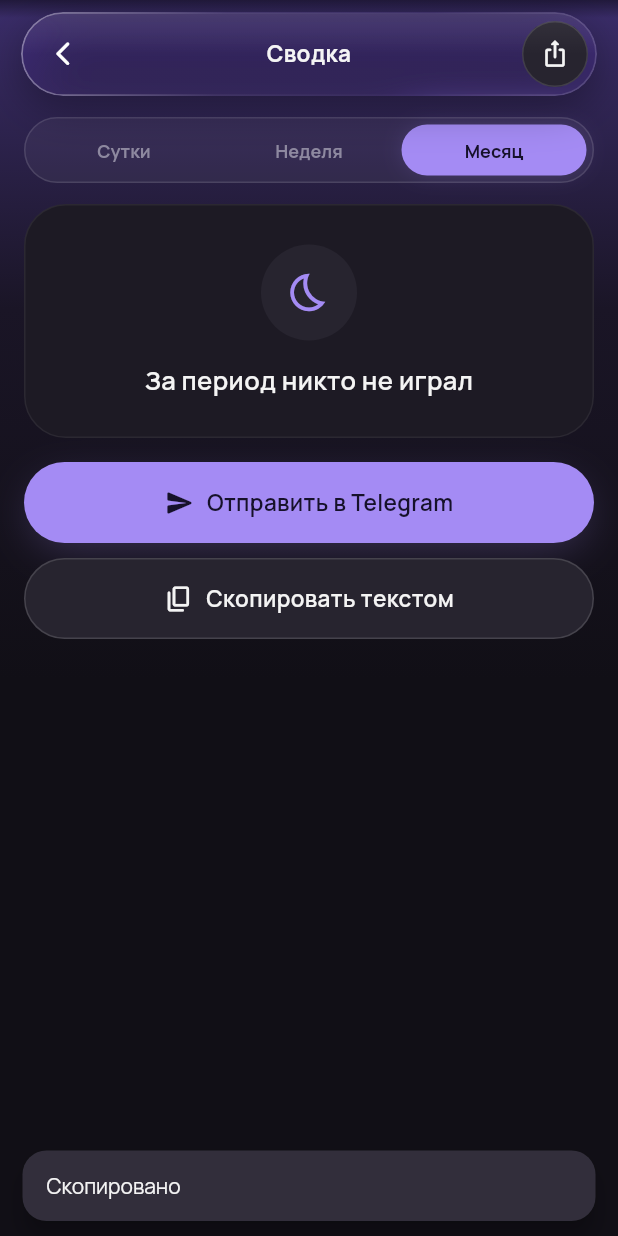
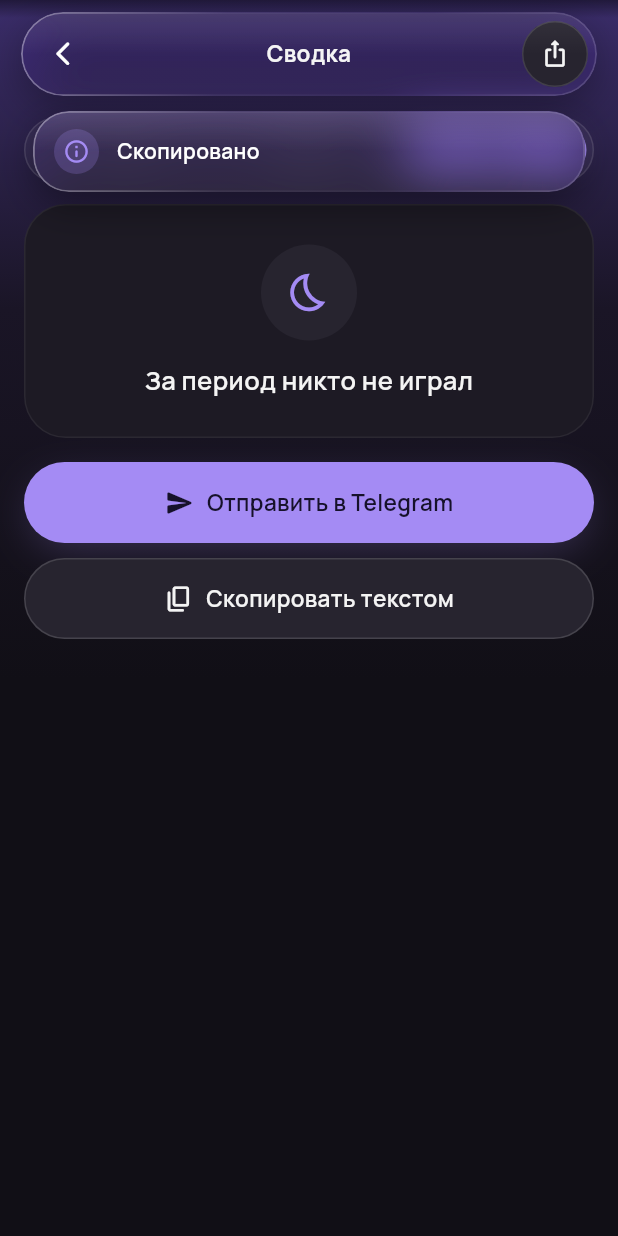
Before and after one commit to adxptived/dapp, a Flutter app: the DigestScreen screen opened directly, after a tap on "Скопировать текстом", on a phone screen of 412 x 824 dp. Run offline on Flutter 3.47's test engine with Material 3 defaults, Android fonts, the phone set to English and light mode, and no system bars; our stand-ins replace file_picker, flutter_local_notifications, google_fonts, open_filex, package_info_plus; missing offline and left inert: workmanager; network calls fail; statements that could not run were skipped.

Commit message:
feat(ui): уведомления — стеклянная плашка сверху под панелью, с иконкой и анимацией
Co-Authored-By: Claude Opus 5.5 <noreply@anthropic.com>
Claude-Session: https://claude.ai/code/session_014WXm6J5LWmH2jBcts1hppt

```diff
--- a/lib/ui/net_image.dart
+++ b/lib/ui/net_image.dart
@@ -103,6 +103,7 @@ class ImageCache2 {
         }
       }
     } catch (_) {}
+    if (offline) return null;
     await _slot();
     try {
       // несколько попыток и запасные адреса Steam CDN: если один домен режется сетью/VPN, берём другой
@@ -150,6 +151,7 @@ class ImageCache2 {
   }
 
   static String? lastError;
+  static bool offline = false; // тесты: без сети
   static int okCount = 0, failCount = 0;
 
   static const _steamHosts = [
--- a/lib/ui/widgets.dart
+++ b/lib/ui/widgets.dart
@@ -918,9 +918,110 @@ String fmtAgo(int ts) {
 
 String pct(double v) => '${(v * 100).toStringAsFixed(0)}%';
 
-void toast(BuildContext context, String text) {
-  ScaffoldMessenger.of(context).hideCurrentSnackBar();
-  ScaffoldMessenger.of(context).showSnackBar(SnackBar(content: Text(text)));
+OverlayEntry? _toastEntry;
+
+/// Уведомление: стеклянная плашка сверху, под верхней панелью; выезжает и сама исчезает (смахивается вверх).
+void toast(BuildContext context, String text, {IconData? icon}) {
+  final overlay = Overlay.maybeOf(context, rootOverlay: true);
+  if (overlay == null) return;
+  _toastEntry?.remove();
+  _toastEntry = null;
+  final low = text.toLowerCase();
+  final ic = icon ??
+      (low.contains('не удалось') || low.contains('ошиб') || low.contains('не получ')
+          ? Icons.error_outline_rounded
+          : (low.contains('последняя версия') || low.contains('сохран') || low.contains('готово') || low.contains('восстановлено'))
+              ? Icons.check_circle_rounded
+              : Icons.info_outline_rounded);
+  late OverlayEntry entry;
+  entry = OverlayEntry(builder: (ctx) => _Toast(text: text, icon: ic, onDone: () {
+        if (_toastEntry == entry) _toastEntry = null;
+        entry.remove();
+      }));
+  _toastEntry = entry;
+  overlay.insert(entry);
+}
+
+class _Toast extends StatefulWidget {
+  final String text;
+  final IconData icon;
+  final VoidCallback onDone;
+  const _Toast({required this.text, required this.icon, required this.onDone});
+  @override
+  State<_Toast> createState() => _ToastState();
+}
+
+class _ToastState extends State<_Toast> with SingleTickerProviderStateMixin {
+  late final AnimationController _c = AnimationController(vsync: this, duration: const Duration(milliseconds: 320));
+  bool _closing = false;
+
+  @override
+  void initState() {
+    super.initState();
+    _c.forward();
+    Future.delayed(Duration(milliseconds: 2200 + widget.text.length * 25), _close);
+  }
+
+  Future<void> _close() async {
+    if (_closing || !mounted) return;
+    _closing = true;
+    await _c.reverse();
+    widget.onDone();
+  }
+
+  @override
+  void dispose() {
+    _c.dispose();
+    super.dispose();
+  }
+
+  @override
+  Widget build(BuildContext context) {
+    final top = MediaQuery.of(context).padding.top + 8 + TopBar.height + 10;
+    final a = CurvedAnimation(parent: _c, curve: Curves.easeOutBack, reverseCurve: Curves.easeIn);
+    return Positioned(
+      left: 22,
+      right: 22,
+      top: top,
+      child: AnimatedBuilder(
+        animation: a,
+        builder: (_, child) => Opacity(
+          opacity: _c.value.clamp(0.0, 1.0),
+          child: Transform.translate(offset: Offset(0, -24 * (1 - a.value)), child: child),
+        ),
+        child: GestureDetector(
+          onTap: _close,
+          onVerticalDragEnd: (_) => _close(),
+          child: Material(
+            type: MaterialType.transparency,
+            child: DecoratedBox(
+              decoration: BoxDecoration(
+                borderRadius: BorderRadius.circular(24),
+                boxShadow: const [BoxShadow(color: Color(0x66000000), blurRadius: 22, offset: Offset(0, 8))],
+              ),
+              child: Glass(
+                radius: BorderRadius.circular(24),
+                color: Colors.white,
+                tint: 0.08,
+                blur: 18,
+                padding: const EdgeInsets.fromLTRB(14, 12, 16, 12),
+                child: Row(children: [
+                  Container(
+                    width: 30,
+                    height: 30,
+                    decoration: BoxDecoration(color: C.lime.withValues(alpha: 0.22), shape: BoxShape.circle),
+                    child: Icon(widget.icon, size: 18, color: C.lime),
+                  ),
+                  const SizedBox(width: 12),
+                  Expanded(child: Text(widget.text, style: T.body.copyWith(color: Colors.white, fontWeight: FontWeight.w600))),
+                ]),
+              ),
+            ),
+          ),
+        ),
+      ),
+    );
+  }
 }
 
 Future<bool> confirm(BuildContext context, String title, String text, {String ok = 'Да'}) async {
```
Also changed, not shown: 1 other file.
